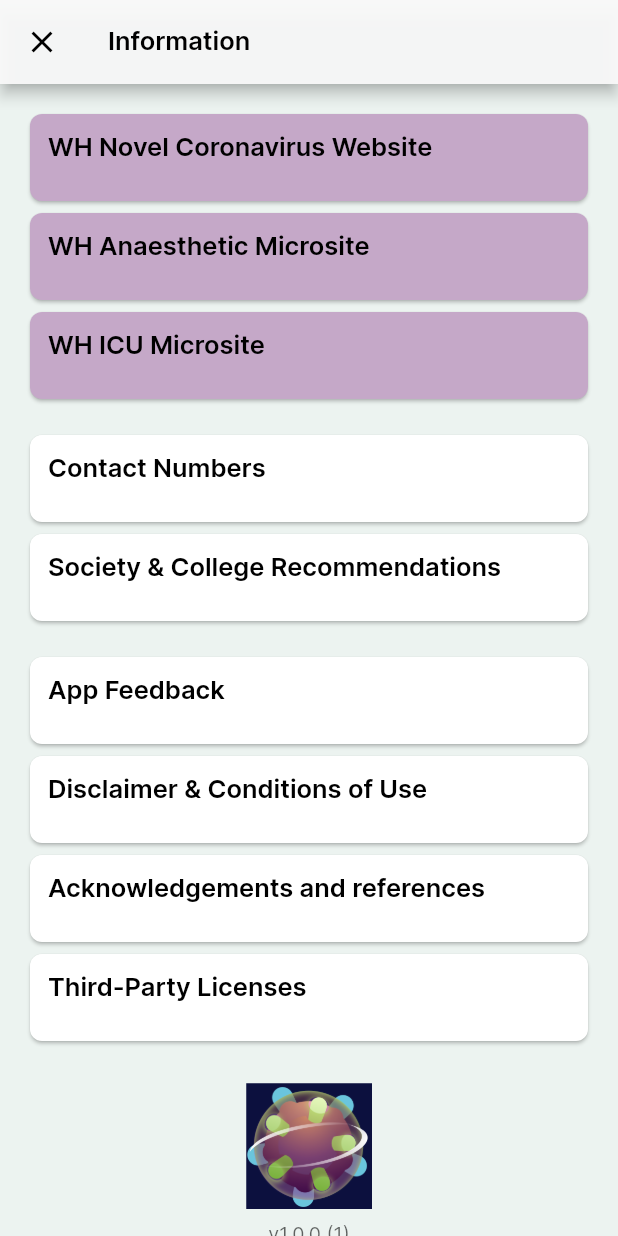
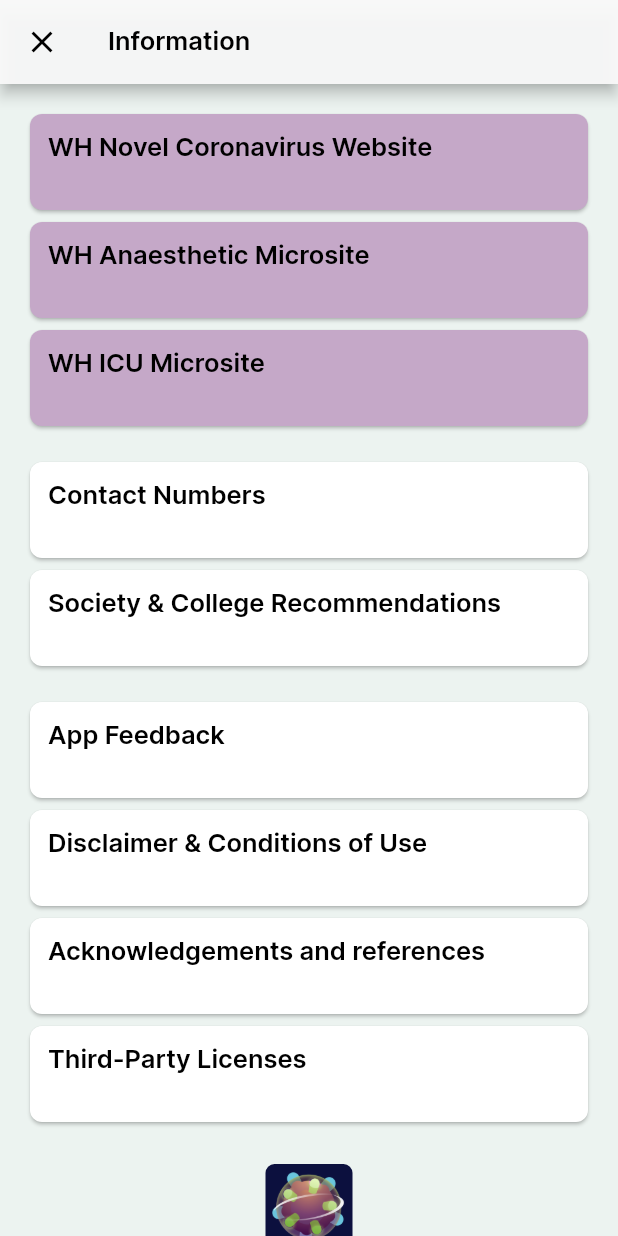
Before and after one commit to Western-Health-Covid19-Collaboration/wh_covid19_app, a Flutter app: the InfoView screen opened by its route, on a phone screen of 412 x 824 dp. Run offline on Flutter 3.47's test engine with Material 2 defaults, Android fonts, the phone set to English and light mode, and no system bars; our stand-ins replace chewie, flutter_svg, flutter_widget_from_html, package_info, photo_view, shared_preferences and 1 more; missing offline and left inert: matrix_gesture_detector; accounts and stored records are empty; statements that could not run were skipped.

Commit message:
Issue #174 information ux

```diff
--- a/lib/view/info_view.dart
+++ b/lib/view/info_view.dart
@@ -9,7 +9,7 @@ import '../widget/reusable_card.dart';
 
 class InfoView extends StatelessWidget {
   final title = 'Information';
-  static const _cardHeight = 34.0;
+  static const _cardHeight = 40.0;
   static const _cardColor = AppColors.purple50;
   static const _cardElevation = 1.0;
 
@@ -110,11 +110,17 @@ class InfoView extends StatelessWidget {
 
   List<Widget> _buildAbout() {
     return [
-      Image.asset(
-        'assets/images/icon/high_res_icon.png',
-        height: 84,
-        width: 84,
-      ),
+      Center(
+          child: Container(
+              decoration: BoxDecoration(
+                  color: const Color.fromARGB(255, 12, 16, 62),
+                  borderRadius: BorderRadius.circular(6)),
+              padding: const EdgeInsets.all(4),
+              child: Image.asset(
+                'assets/images/icon/high_res_icon.png',
+                height: 50,
+                width: 50,
+              ))),
       _buildSpacer(height: 8),
       Center(child: _buildVersionTextWidget()),
       _buildSpacer(height: 8),
--- a/lib/widget/reusable_card.dart
+++ b/lib/widget/reusable_card.dart
@@ -15,7 +15,9 @@ class ReusableCard extends StatelessWidget {
   /// Route to view
   final String routeTo;
 
-  /// Min height of card (default 84)
+  /// Min height of card _content_ (default 84).
+  /// Note: Add the ReusableCardBase's padding (12*2=24) to determine the total
+  /// height
   final double height;
 
   /// Elevation of card
```
